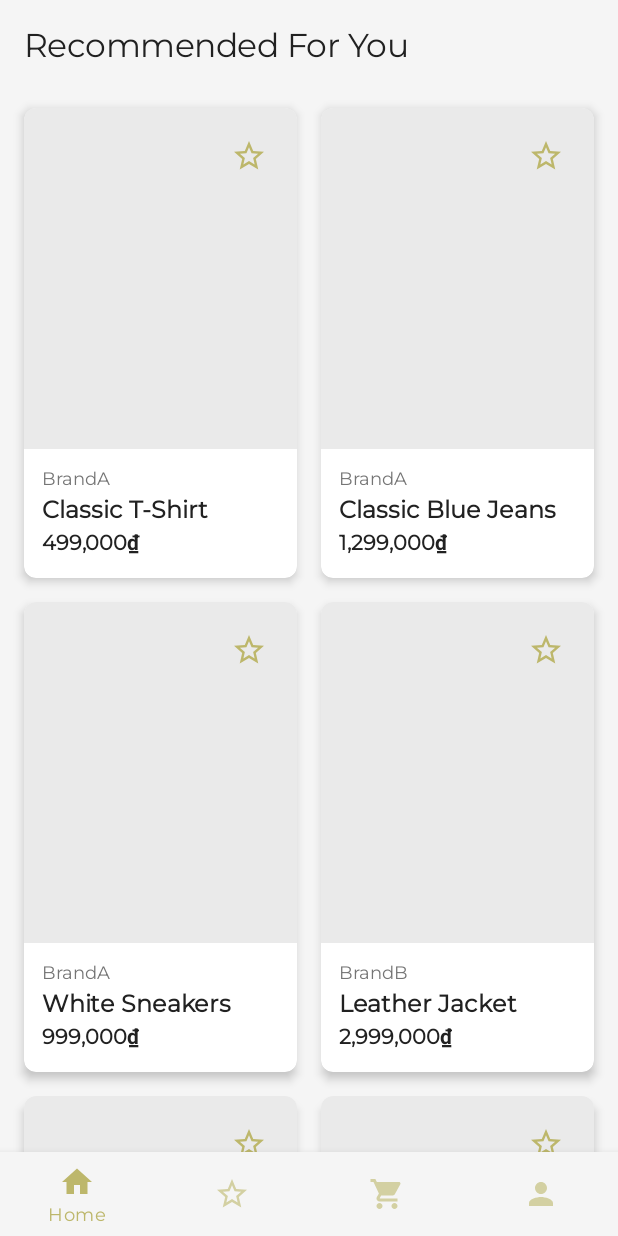
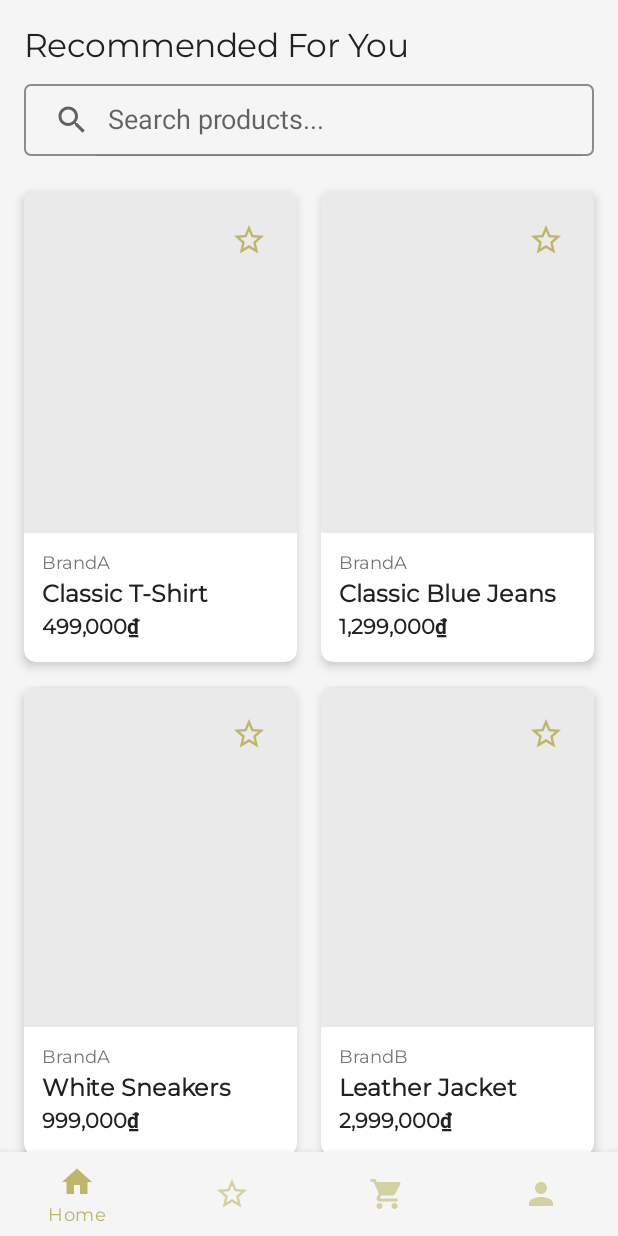
Before and after one commit to nymari2104/The-Luxe, an Android app: the ProductListFragment screen opened directly, with no data from a screen before it, on a phone screen of 412 x 824 dp. Run offline under Robolectric (Android 15) with nearby library versions, the phone set to English and light mode, and no system bars; our stand-ins replace Room's generated code.

Commit message:
search product

```diff
--- a/app/src/main/java/com/example/theluxe/view/fragments/ProductListFragment.java
+++ b/app/src/main/java/com/example/theluxe/view/fragments/ProductListFragment.java
@@ -19,6 +19,8 @@ import com.example.theluxe.viewmodel.ProductViewModel;
 import com.example.theluxe.viewmodel.RecommendationViewModel;
 import com.example.theluxe.viewmodel.WishlistViewModel;
 
+import android.widget.SearchView;
+
 public class ProductListFragment extends Fragment {
 
     private ProductViewModel productViewModel;
@@ -28,6 +30,7 @@ public class ProductListFragment extends Fragment {
     private RecyclerView recyclerViewProducts, recyclerViewRecommendations;
     private ProductAdapter productAdapter;
     private FeaturedProductAdapter featuredAdapter;
+    private SearchView searchViewProducts;
 
     @Nullable
     @Override
@@ -42,6 +45,21 @@ public class ProductListFragment extends Fragment {
         // Setup Views
         recyclerViewProducts = view.findViewById(R.id.recyclerViewProducts);
         recyclerViewProducts.setLayoutManager(new GridLayoutManager(getContext(), 2));
+
+        searchViewProducts = view.findViewById(R.id.searchViewProducts);
+        searchViewProducts.setOnQueryTextListener(new SearchView.OnQueryTextListener() {
+            @Override
+            public boolean onQueryTextSubmit(String query) {
+                productViewModel.searchProducts(query);
+                return false;
+            }
+
+            @Override
+            public boolean onQueryTextChange(String newText) {
+                productViewModel.searchProducts(newText);
+                return false;
+            }
+        });
 
         recyclerViewRecommendations = view.findViewById(R.id.recyclerViewRecommendations);
         recyclerViewRecommendations.setLayoutManager(new LinearLayoutManager(getContext(), LinearLayoutManager.HORIZONTAL, false));
@@ -65,10 +83,16 @@ public class ProductListFragment extends Fragment {
         productViewModel.getProducts();
 
         // Observe data
-        wishlistViewModel.getWishlist().observe(getViewLifecycleOwner(), wishlist -> productViewModel.products.observe(getViewLifecycleOwner(), products -> {
-            productAdapter = new ProductAdapter(products, wishlistViewModel, wishlist, userEmail);
-            recyclerViewProducts.setAdapter(productAdapter);
-        }));
+        wishlistViewModel.getWishlist().observe(getViewLifecycleOwner(), wishlist -> {
+            productViewModel.products.observe(getViewLifecycleOwner(), products -> {
+                productAdapter = new ProductAdapter(products, wishlistViewModel, wishlist, userEmail);
+                recyclerViewProducts.setAdapter(productAdapter);
+            });
+            productViewModel.searchResults.observe(getViewLifecycleOwner(), searchResults -> {
+                productAdapter = new ProductAdapter(searchResults, wishlistViewModel, wishlist, userEmail);
+                recyclerViewProducts.setAdapter(productAdapter);
+            });
+        });
 
         if (userEmail != null) {
             recommendationViewModel.getRecommendations(userEmail).observe(getViewLifecycleOwner(), recommendedProducts -> {
--- a/app/src/main/java/com/example/theluxe/viewmodel/ProductViewModel.java
+++ b/app/src/main/java/com/example/theluxe/viewmodel/ProductViewModel.java
@@ -10,6 +10,7 @@ public class ProductViewModel extends ViewModel {
 
     private ProductRepository productRepository;
     public MutableLiveData<List<Product>> products = new MutableLiveData<>();
+    public MutableLiveData<List<Product>> searchResults = new MutableLiveData<>();
 
     public ProductViewModel() {
         productRepository = ProductRepository.getInstance();
@@ -18,4 +19,8 @@ public class ProductViewModel extends ViewModel {
     public void getProducts() {
         productRepository.getProducts(products);
     }
+
+    public void searchProducts(String query) {
+        productRepository.searchProducts(query, searchResults);
+    }
 }
--- a/app/src/main/res/layout/fragment_product_list.xml
+++ b/app/src/main/res/layout/fragment_product_list.xml
@@ -32,6 +32,17 @@
                     android:paddingEnd="16dp"
                     android:paddingTop="16dp" />
 
+                <SearchView
+                    android:id="@+id/searchViewProducts"
+                    android:layout_width="match_parent"
+                    android:layout_height="wrap_content"
+                    android:queryHint="Search products..."
+                    android:iconifiedByDefault="false"
+                    android:layout_marginStart="16dp"
+                    android:layout_marginEnd="16dp"
+                    android:layout_marginTop="8dp"
+                    android:background="@drawable/bg_spinner" />
+
                 <androidx.recyclerview.widget.RecyclerView
                     android:id="@+id/recyclerViewRecommendations"
                     android:layout_width="match_parent"
--- a/gradle.properties
+++ b/gradle.properties
@@ -19,3 +19,4 @@ android.useAndroidX=true
 # resources declared in the library itself and none from the library's dependencies,
 # thereby reducing the size of the R class for that library
 android.nonTransitiveRClass=true
+org.gradle.configuration-cache=true
```
Also changed, not shown: app/src/main/java/com/example/theluxe/repository/ProductRepository.java (+16 -0 lines).
